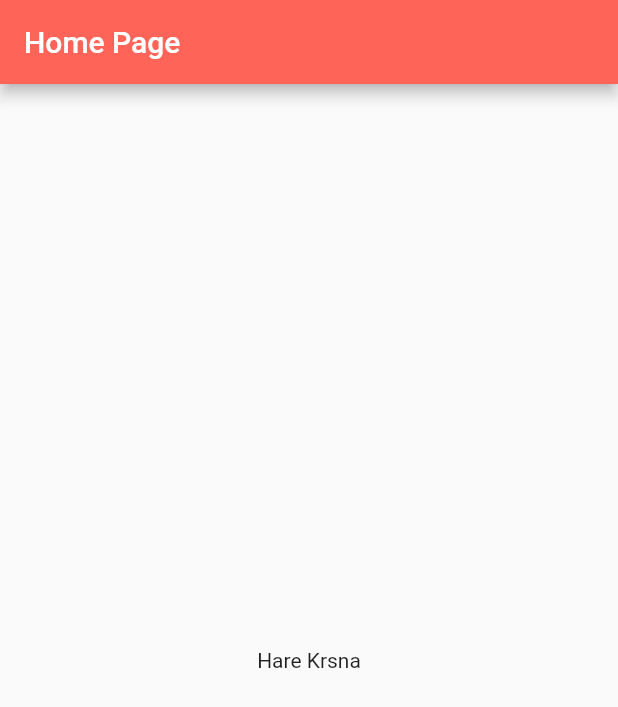
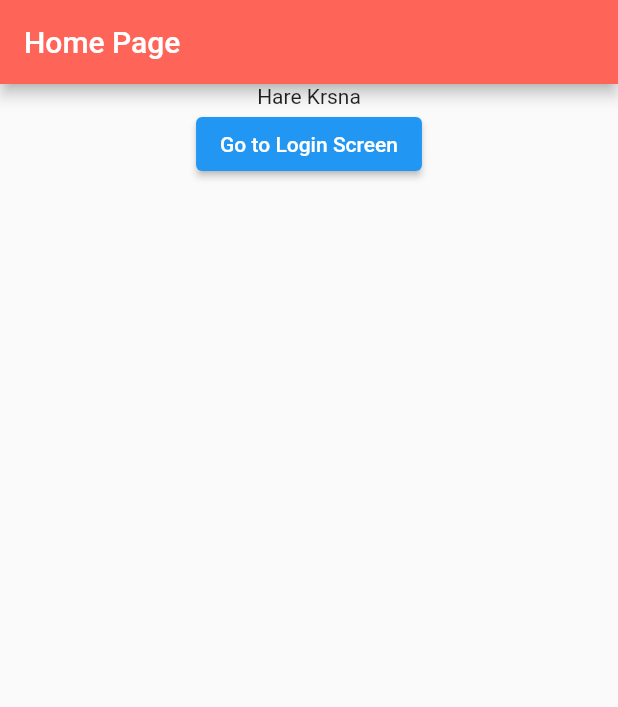
Before and after one commit to MonikaBhasin7/flutternoob, a Flutter app: the HomePage screen opened directly, on a phone screen of 412 x 824 dp. Shown: the top 707 px of the screen. Run offline on Flutter 3.47's test engine with Material 2 defaults, Android fonts, the phone set to English and light mode, and no system bars.

Commit message:
routes implement with Column

```diff
--- a/lib/main.dart
+++ b/lib/main.dart
@@ -1,5 +1,6 @@
 import 'package:flutter/material.dart';
-import 'package:flutternoob/home_page.dart';
+import 'package:flutternoob/pages/home_page.dart';
+import 'package:flutternoob/pages/login_page.dart';
 
 void main() {
   runApp(MyApp());
@@ -10,6 +11,11 @@ class MyApp extends StatelessWidget {
   Widget build(BuildContext context) {
     return MaterialApp(
       home: HomePage(),
+      initialRoute: "/home",
+      routes: {
+        "/home": (context) => HomePage(),
+        "/login": (context) => LoginPage()
+      },
     );
   }
 }
--- a/lib/pages/home_page.dart
+++ b/lib/pages/home_page.dart
@@ -9,10 +9,21 @@ class HomePage extends StatelessWidget {
         backgroundColor: Color.fromARGB(255, 255, 100, 89),
       ),
       body: Center(
-        child: Container(
-          child: const Text("Hare Krsna"),
-        ),
-      ),
+          child: Column(
+        children: [
+          Container(
+            child: Text("Hare Krsna"),
+          ),
+          Container(
+            child: ElevatedButton(
+              child: Text("Go to Login Screen"),
+              onPressed: () {
+                Navigator.pushNamed(context, '/login');
+              },
+            ),
+          )
+        ],
+      )),
     );
   }
 }
```
Also changed, not shown: lib/pages/login_page.dart (+18 -0 lines), 3 other files.
